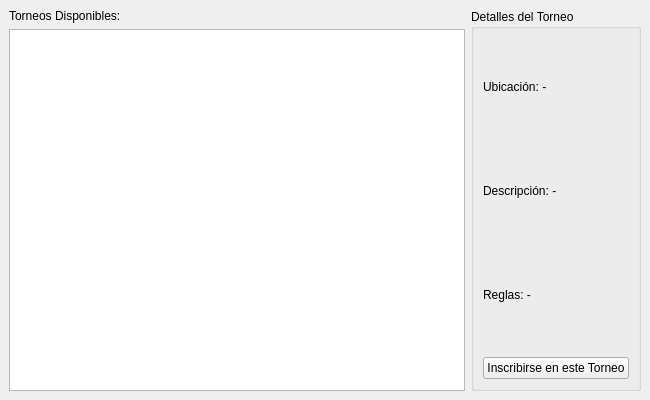
OscarCollantesPenalba/Paladex, file Proyecto/src/vista/Ui/torneos.ui: the form before one commit.
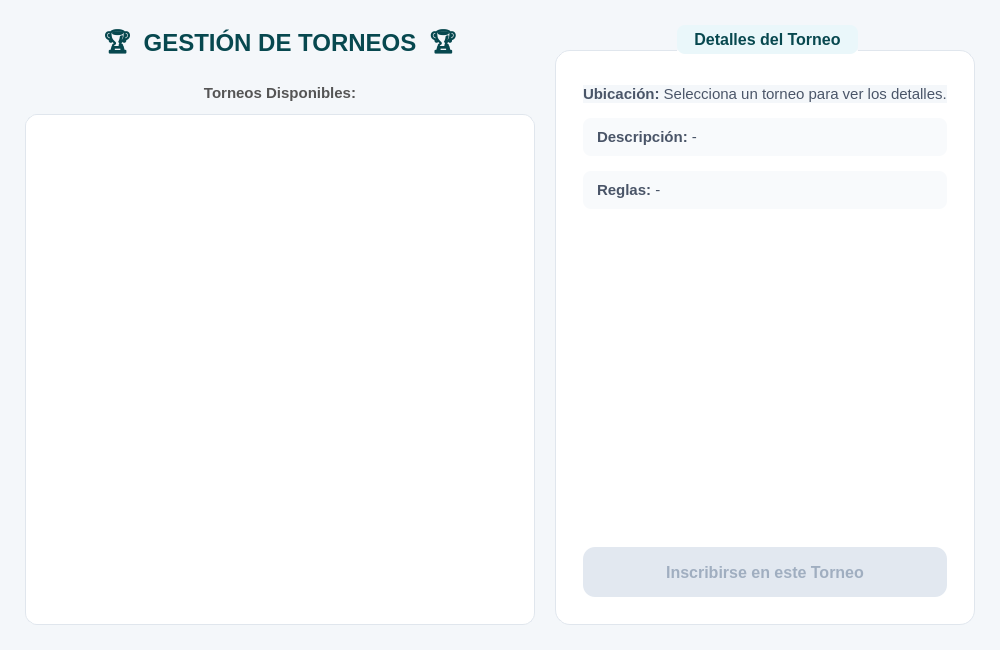
The form after the commit.

```diff
--- a/Proyecto/src/vista/Ui/torneos.ui
+++ b/Proyecto/src/vista/Ui/torneos.ui
@@ -6,46 +6,206 @@
    <rect>
     <x>0</x>
     <y>0</y>
-    <width>650</width>
-    <height>400</height>
+    <width>1000</width>
+    <height>650</height>
    </rect>
   </property>
   <property name="windowTitle">
    <string>Paladex - Gestión de Torneos</string>
   </property>
   <widget class="QWidget" name="centralwidget">
+   <property name="font">
+    <font>
+     <family>Segoe UI</family>
+     <pointsize>10</pointsize>
+    </font>
+   </property>
+   <property name="styleSheet">
+    <string notr="true">background-color: #F4F7FA;</string>
+   </property>
    <layout class="QHBoxLayout" name="horizontalLayout">
+    <property name="spacing">
+     <number>20</number>
+    </property>
+    <property name="leftMargin">
+     <number>25</number>
+    </property>
+    <property name="topMargin">
+     <number>25</number>
+    </property>
+    <property name="rightMargin">
+     <number>25</number>
+    </property>
+    <property name="bottomMargin">
+     <number>25</number>
+    </property>
+    <property name="layoutStretch">
+     <string>1, 2</string>
+    </property>
     <item>
      <layout class="QVBoxLayout" name="verticalLayoutLista">
+      <property name="spacing">
+       <number>12</number>
+      </property>
+      <item>
+       <widget class="QLabel" name="label">
+        <property name="font">
+         <font>
+          <family>Segoe UI</family>
+          <pointsize>18</pointsize>
+          <weight>75</weight>
+          <bold>true</bold>
+         </font>
+        </property>
+        <property name="styleSheet">
+         <string notr="true">color: #07484F;</string>
+        </property>
+        <property name="text">
+         <string>🏆  GESTIÓN DE TORNEOS  🏆</string>
+        </property>
+        <property name="alignment">
+         <set>Qt::AlignCenter</set>
+        </property>
+       </widget>
+      </item>
       <item>
        <widget class="QLabel" name="lblLista">
+        <property name="font">
+         <font>
+          <family>Segoe UI</family>
+          <pointsize>11</pointsize>
+          <weight>75</weight>
+          <bold>true</bold>
+         </font>
+        </property>
+        <property name="styleSheet">
+         <string notr="true">color: #555555; margin-top: 5px;</string>
+        </property>
         <property name="text">
          <string>Torneos Disponibles:</string>
         </property>
+        <property name="alignment">
+         <set>Qt::AlignCenter</set>
+        </property>
        </widget>
       </item>
       <item>
-       <widget class="QListWidget" name="listTorneos"/>
+       <widget class="QListWidget" name="listTorneos">
+        <property name="font">
+         <font>
+          <family>Segoe UI</family>
+          <pointsize>11</pointsize>
+         </font>
+        </property>
+        <property name="styleSheet">
+         <string notr="true">QListWidget {
+    background-color: white;
+    border: 1px solid #E0E6ED;
+    border-radius: 12px;
+    padding: 8px;
+    outline: none;
+}
+
+QListWidget::item {
+    padding: 12px;
+    border-radius: 8px;
+    margin-bottom: 4px;
+    color: #333333;
+}
+
+QListWidget::item:selected {
+    background-color: #0F8A9D;
+    color: white;
+    font-weight: bold;
+}
+
+QListWidget::item:hover:!selected {
+    background-color: #EAF7FA;
+    color: #0F8A9D;
+}</string>
+        </property>
+       </widget>
       </item>
      </layout>
     </item>
     <item>
      <widget class="QGroupBox" name="groupDetalles">
+      <property name="font">
+       <font>
+        <family>Segoe UI</family>
+        <pointsize>12</pointsize>
+        <weight>75</weight>
+        <bold>true</bold>
+       </font>
+      </property>
+      <property name="styleSheet">
+       <string notr="true">QGroupBox {
+    background-color: white;
+    border: 1px solid #E0E6ED;
+    border-radius: 15px;
+    margin-top: 25px;
+}
+
+QGroupBox::title {
+    subcontrol-origin: margin;
+    subcontrol-position: top center;
+    padding: 5px 15px;
+    color: #07484F;
+    background-color: #EAF7FA;
+    border-radius: 8px;
+}</string>
+      </property>
       <property name="title">
        <string>Detalles del Torneo</string>
       </property>
       <layout class="QVBoxLayout" name="verticalLayoutDetalles">
+       <property name="spacing">
+        <number>15</number>
+       </property>
+       <property name="leftMargin">
+        <number>25</number>
+       </property>
+       <property name="topMargin">
+        <number>35</number>
+       </property>
+       <property name="rightMargin">
+        <number>25</number>
+       </property>
+       <property name="bottomMargin">
+        <number>25</number>
+       </property>
        <item>
         <widget class="QLabel" name="lblUbicacion">
+         <property name="font">
+          <font>
+           <family>Segoe UI</family>
+           <pointsize>11</pointsize>
+          </font>
+         </property>
+         <property name="styleSheet">
+          <string notr="true">color: #4A5568;</string>
+         </property>
          <property name="text">
-          <string>Ubicación: -</string>
+          <string>&lt;b&gt;Ubicación:&lt;/b&gt; Selecciona un torneo para ver los detalles.</string>
          </property>
         </widget>
        </item>
        <item>
         <widget class="QLabel" name="lblDescripcion">
+         <property name="font">
+          <font>
+           <family>Segoe UI</family>
+           <pointsize>11</pointsize>
+          </font>
+         </property>
+         <property name="styleSheet">
+          <string notr="true">color: #4A5568;
+background-color: #F8FAFC;
+border-radius: 8px;
+padding: 10px;</string>
+         </property>
          <property name="text">
-          <string>Descripción: -</string>
+          <string>&lt;b&gt;Descripción:&lt;/b&gt; -</string>
          </property>
          <property name="wordWrap">
           <bool>true</bool>
@@ -54,8 +214,20 @@
        </item>
        <item>
         <widget class="QLabel" name="lblReglas">
+         <property name="font">
+          <font>
+           <family>Segoe UI</family>
+           <pointsize>11</pointsize>
+          </font>
+         </property>
+         <property name="styleSheet">
+          <string notr="true">color: #4A5568;
+background-color: #F8FAFC;
+border-radius: 8px;
+padding: 10px;</string>
+         </property>
          <property name="text">
-          <string>Reglas: -</string>
+          <string>&lt;b&gt;Reglas:&lt;/b&gt; -</string>
          </property>
          <property name="wordWrap">
           <bool>true</bool>
@@ -67,10 +239,57 @@
          <property name="orientation">
           <enum>Qt::Vertical</enum>
          </property>
+         <property name="sizeHint" stdset="0">
+          <size>
+           <width>20</width>
+           <height>180</height>
+          </size>
+         </property>
         </spacer>
        </item>
        <item>
         <widget class="QPushButton" name="btnInscribirse">
+         <property name="enabled">
+          <bool>false</bool>
+         </property>
+         <property name="minimumSize">
+          <size>
+           <width>0</width>
+           <height>50</height>
+          </size>
+         </property>
+         <property name="font">
+          <font>
+           <family>Segoe UI</family>
+           <pointsize>12</pointsize>
+           <weight>75</weight>
+           <bold>true</bold>
+          </font>
+         </property>
+         <property name="cursor">
+          <cursorShape>PointingHandCursor</cursorShape>
+         </property>
+         <property name="styleSheet">
+          <string notr="true">QPushButton {
+    background-color: #0F8A9D;
+    color: white;
+    border: none;
+    border-radius: 12px;
+}
+
+QPushButton:hover {
+    background-color: #17A6BC;
+}
+
+QPushButton:pressed {
+    background-color: #0A6D7D;
+}
+
+QPushButton:disabled {
+    background-color: #E2E8F0;
+    color: #A0AEC0;
+}</string>
+         </property>
          <property name="text">
           <string>Inscribirse en este Torneo</string>
          </property>
```
Left out of the diff: 2 changed lines with no effect on the pictures.
